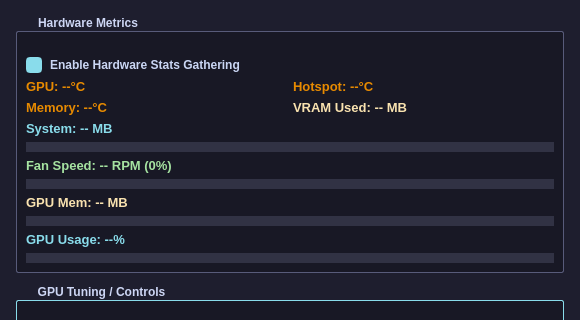
First picture: the form in Gui.ui, repository matteotenca/amdfansensors, before the edit; both pictures show x 0 to 580 and y 0 to 320 of the 580 by 776 pixel window.
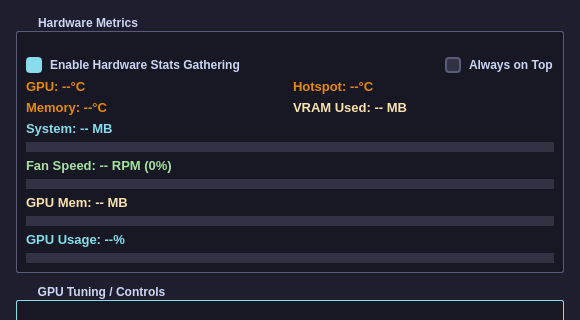
Second picture: the form after the edit. Custom widgets are drawn as their Qt base class.

Commit message:
feat(gui): add collapsible group boxes and always-on-top toggle
The window packs four fixed sections into a dense layout and users
often monitor only a subset; collapsing unused groups keeps the
window small. An always-on-top option keeps it visible while
gaming or working in other windows.

Click a group's title or the arrow button to collapse it; the
window auto-shrinks to fit the remaining sections. The
always-on-top state and per-group collapsed state persist in
QSettings.

The edit to the form file:
```diff
--- a/Gui.ui
+++ b/Gui.ui
@@ -314,7 +314,7 @@
        <property name="spacing">
         <number>6</number>
        </property>
-       <item row="0" column="0" colspan="2">
+<item row="0" column="0">
         <widget class="QCheckBox" name="m_enableHardwareStatsCheckbox">
          <property name="text">
           <string>Enable Hardware Stats Gathering</string>
@@ -324,6 +324,13 @@
          </property>
         </widget>
        </item>
+        <item row="0" column="1" alignment="Qt::AlignmentFlag::AlignRight|Qt::AlignmentFlag::AlignVCenter">
+         <widget class="QCheckBox" name="m_stayOnTopCheckbox">
+          <property name="text">
+           <string>Always on Top</string>
+          </property>
+         </widget>
+        </item>
        <item row="1" column="0">
         <widget class="QLabel" name="m_gpuTempLabel">
          <property name="font">
@@ -759,6 +766,13 @@
    </layout>
   </widget>
  </widget>
+ <customwidgets>
+  <customwidget>
+   <class>CollapsibleGroupBox</class>
+   <extends>QGroupBox</extends>
+   <header>Gui.h</header>
+  </customwidget>
+ </customwidgets>
  <resources/>
  <connections/>
 </ui>
```
Left out of the diff: 8 changed lines with no effect on the pictures. Lines whose indentation alone changed are shown as unchanged. The commit also changes 2 other files.
